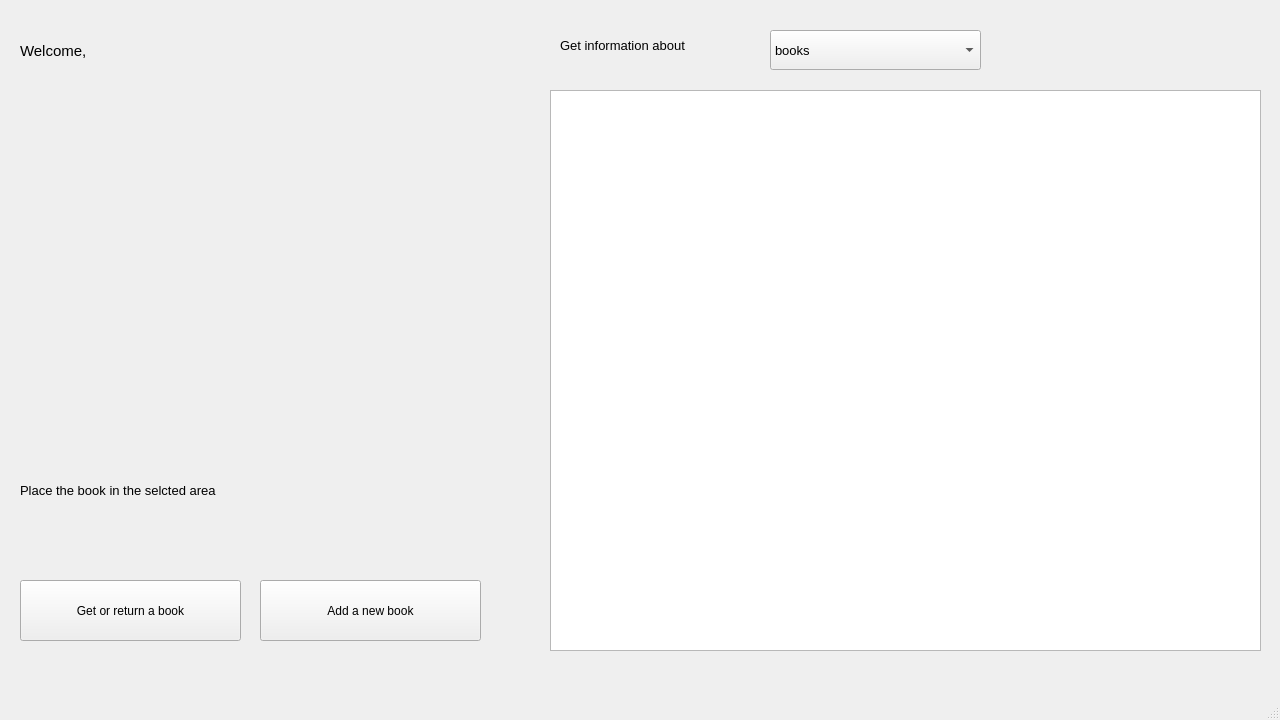
The window that src/GUI/ui/AdminWin.ui (itlab-vision/openvino-smart-library) describes before a commit, drawn with Qt 5.
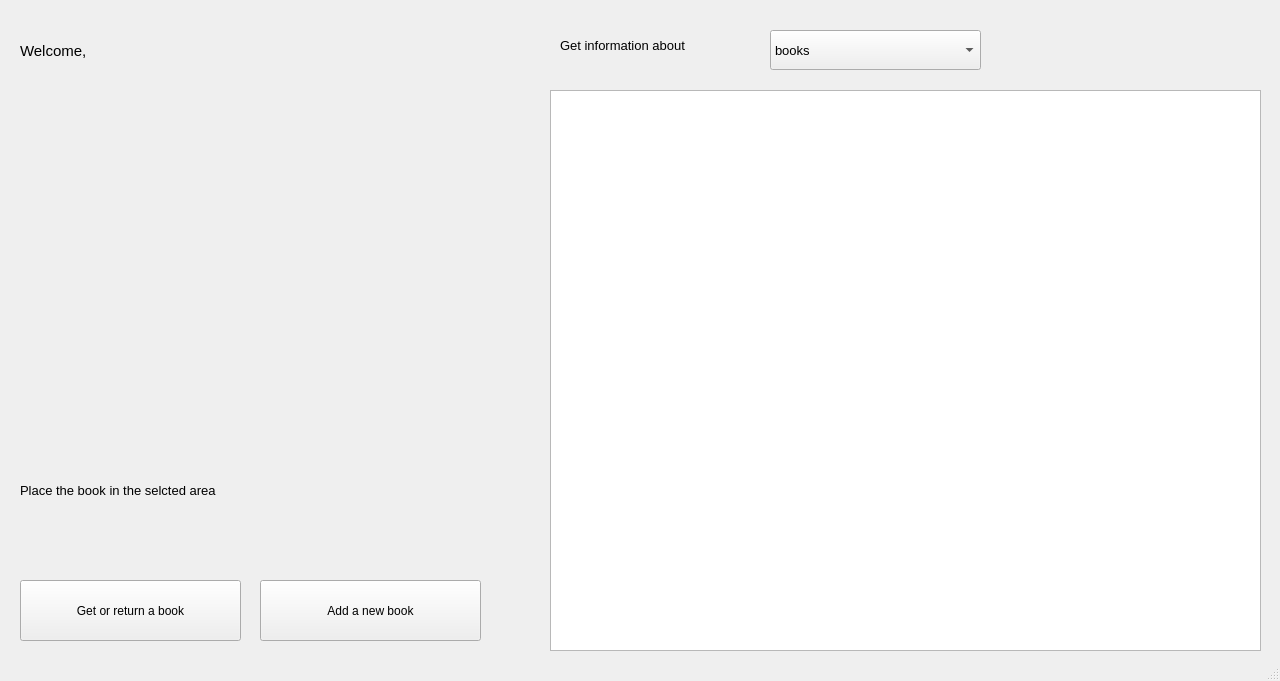
The same window after the commit.

Patch:
```diff
--- a/src/GUI/ui/AdminWin.ui
+++ b/src/GUI/ui/AdminWin.ui
@@ -7,7 +7,7 @@
     <x>0</x>
     <y>0</y>
     <width>1280</width>
-    <height>720</height>
+    <height>681</height>
    </rect>
   </property>
   <property name="windowTitle">
```
